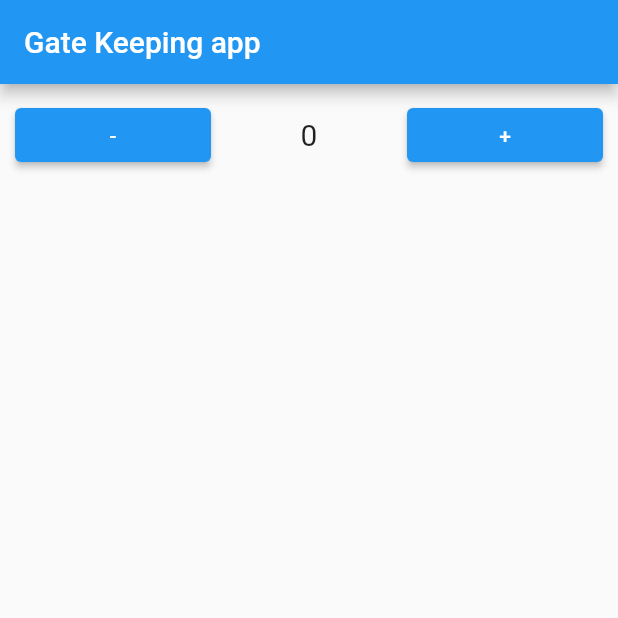
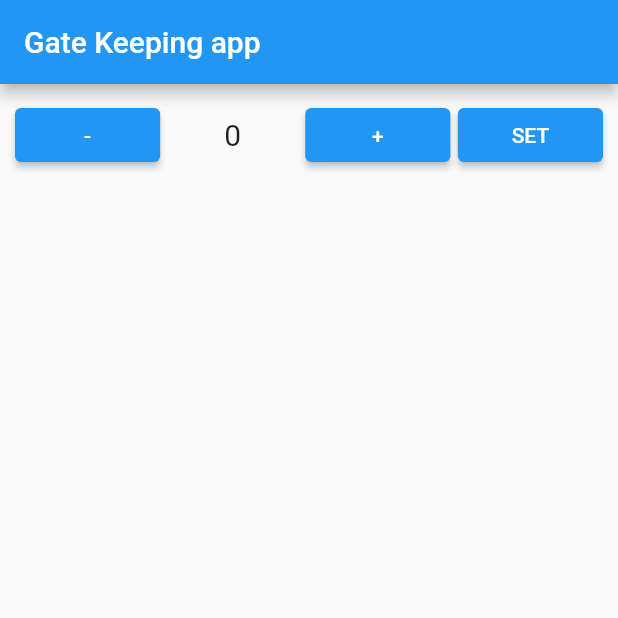
Before and after one commit to dulangakithmini/news-app, a Flutter app: the screen it shows after launch, on a phone screen of 412 x 824 dp, the top half of it. Run offline on Flutter 3.47's test engine with Material 2 defaults, Android fonts, the phone set to English and light mode, and no system bars; our stand-ins replace flutter_bloc, sqflite; accounts and stored records are empty.

```diff
--- a/lib/src/screens/home_screen/blocs/home_bloc.dart
+++ b/lib/src/screens/home_screen/blocs/home_bloc.dart
@@ -11,6 +11,8 @@ class HomeBloc extends Bloc<BlocEventBase, HomeState> {
       yield HomeState(count: state.count + 1);
     } else if (event is DecrementEvent) {
       yield HomeState(count: state.count - 1);
+    } else if (event is SetHomeEvent) {
+      yield HomeState(count: event.valueToSet);
     }
   }
 }
@@ -32,3 +34,9 @@ class IncrementEvent extends BlocEventBase {}
 
 /// Decrement event
 class DecrementEvent extends BlocEventBase {}
+
+class SetHomeEvent extends BlocEventBase {
+  final int valueToSet;
+
+  SetHomeEvent(this.valueToSet);
+}
--- a/lib/src/screens/home_screen/home_screen.dart
+++ b/lib/src/screens/home_screen/home_screen.dart
@@ -48,6 +48,15 @@ class _HomeScreenState extends State<HomeScreen> {
                         child: Text('+'),
                       ),
                     ),
+                    SizedBox(width: 5),
+                    Expanded(
+                      child: ElevatedButton(
+                        onPressed: () {
+                          BlocProvider.of<HomeBloc>(ctx).add(SetHomeEvent(150));
+                        },
+                        child: Text('SET'),
+                      ),
+                    ),
                   ],
                 );
               },
```
